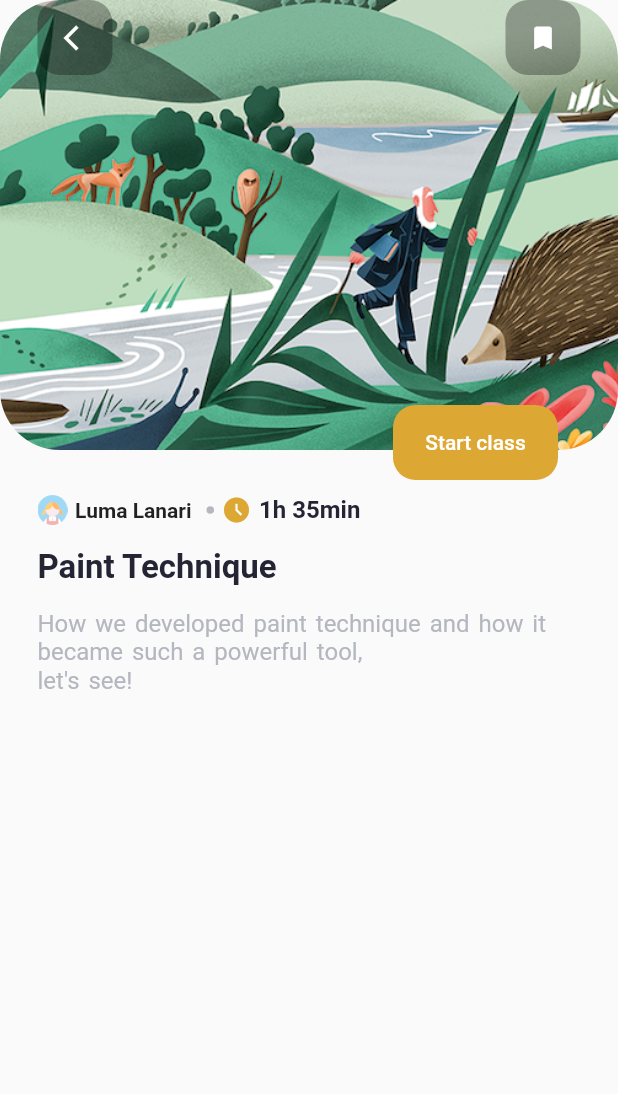
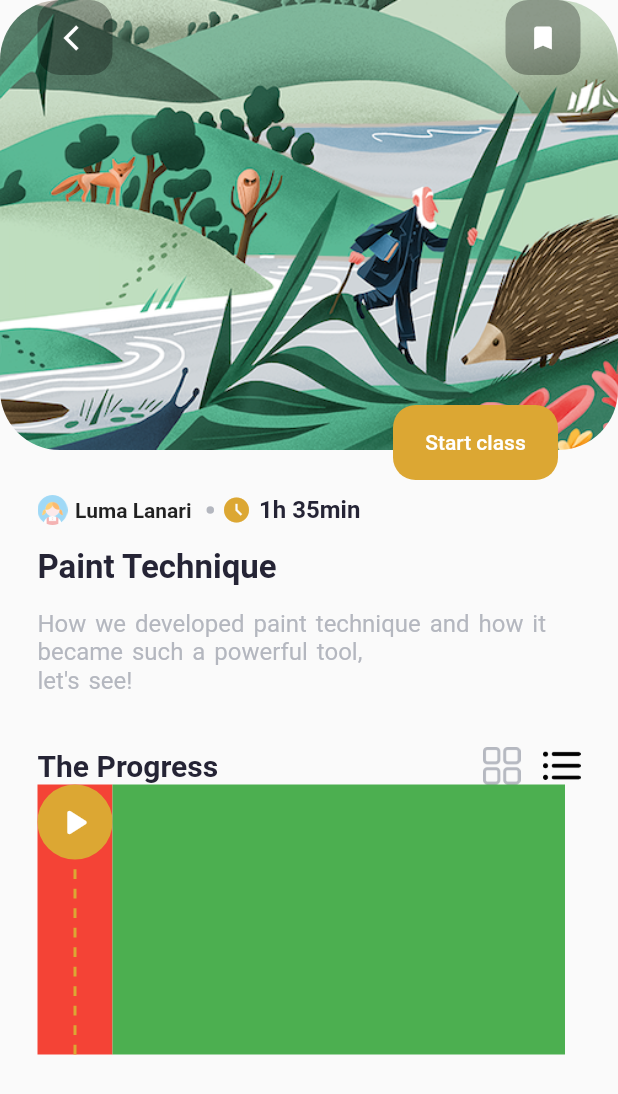
Before and after one commit to pliniogim/course_app, a Flutter app: the screen it shows after launch, after a tap on "Start", on a phone screen of 412 x 824 dp. Shown: the top 1094 px of the screen. Run offline on Flutter 3.47's test engine with Material 2 defaults, Android fonts, the phone set to English and light mode, and no system bars; our stand-ins replace percent_indicator.

Commit message:
23/03/2022

```diff
--- /dev/null
+++ b/lib/models/module.dart
@@ -0,0 +1,42 @@
+import 'package:flutter/material.dart';
+
+import '../constants/colors.dart';
+
+class Module {
+  Color iconBorder;
+  Color iconBg;
+  Color iconColor;
+  Color moduleBorder;
+  Color moduleBg;
+  Color buttonColor;
+  Color buttonFont;
+  IconData icon;
+  String title;
+  String description;
+  String time;
+  String lesson;
+
+  Module(
+      this.iconBorder,
+      this.iconBg,
+      this.iconColor,
+      this.icon,
+      this.title,
+      this.description,
+      this.moduleBorder,
+      this.moduleBg,
+      this.buttonColor,
+      this.buttonFont,
+      this.time,
+      this.lesson);
+
+      static List<Module> generateModules() {
+        return [
+          Module(kAccent, kAccent, Colors.white,
+          Icons.play_arrow_rounded, 'Module 1',
+          'How it all started.\nExplanation...', kPrimaryLight,
+          kPrimaryLight, kPrimaryColor, kPrimaryDark, '22 min', '2 lessons'),
+        ];
+      }
+
+}
--- /dev/null
+++ b/lib/screens/detail/widget/course_model.dart
@@ -0,0 +1,42 @@
+import 'package:flutter/material.dart';
+import '../../../models/module.dart';
+
+class CourseModule extends StatelessWidget {
+  final Module module;
+  CourseModule(this.module);
+
+  @override
+  Widget build(BuildContext context) {
+    return Container(
+      height: 180,
+      child: Row(
+        children: [
+          Flexible(flex: 1,child: Container(child: Column(
+            children: [
+              Container(
+                padding: EdgeInsets.all(8),
+                decoration: BoxDecoration(
+                  border: Border.all(color: module.iconBorder, width: 2),
+                  color: module.iconBg,
+                  shape: BoxShape.circle,
+                ),
+              child: Icon(module.icon, size: 30,
+              color: module.iconColor, )
+              ),
+              Expanded(child: Column(
+                children:
+                  List.generate(20, (index) => Expanded(
+                    child: Container(
+                    width: 2,
+                    color: index % 2 ==  0 ? Colors.transparent : module.iconBorder,
+                  ))),
+              ),)
+            ],
+          ),
+          color: Colors.red,)),
+          Flexible(flex: 5, child: Container(color: Colors.green),),
+        ],
+      ),
+    );
+  }
+}
--- /dev/null
+++ b/lib/screens/detail/widget/course_progress.dart
@@ -0,0 +1,44 @@
+import 'package:course_app/constants/colors.dart';
+import 'package:course_app/models/module.dart';
+import 'package:course_app/screens/detail/widget/course_model.dart';
+import 'package:flutter/material.dart';
+
+class CourseProgress extends StatelessWidget {
+  const CourseProgress({Key? key}) : super(key: key);
+
+  @override
+  Widget build(BuildContext context) {
+    final modulesList = Module.generateModules();
+    return Container(
+        padding: EdgeInsets.all(25),
+        child: Column(
+          children: [
+            Row(
+              mainAxisAlignment: MainAxisAlignment.spaceBetween,
+              children: [
+                Text('The Progress',
+                    style: TextStyle(
+                      fontWeight: FontWeight.bold,
+                      fontSize: 20,
+                      color: kFont,
+                    )),
+                Row(children: [
+                  Image.asset(
+                    'assets/icons/grid.png',
+                    width: 25,
+                  ),
+                  SizedBox(
+                    width: 15,
+                  ),
+                  Image.asset(
+                    'assets/icons/list.png',
+                    width: 25,
+                  ),
+                ]),
+              ],
+            ),
+            CourseModule(modulesList[0]),
+          ],
+        ));
+  }
+}
--- a/lib/screens/detail/widget/detail.dart
+++ b/lib/screens/detail/widget/detail.dart
@@ -1,3 +1,4 @@
+import 'package:course_app/screens/detail/widget/course_progress.dart';
 import 'package:course_app/screens/detail/widget/custom_app_bar.dart';
 import 'package:course_app/screens/home/widget/course_description.dart';
 import 'package:flutter/material.dart';
@@ -17,6 +18,8 @@ class DetailPage extends StatelessWidget {
           children: [
             CustomAppBar(course),
             CourseDescription(course),
+            CourseProgress(),
+
           ],
         )),
     );
```
